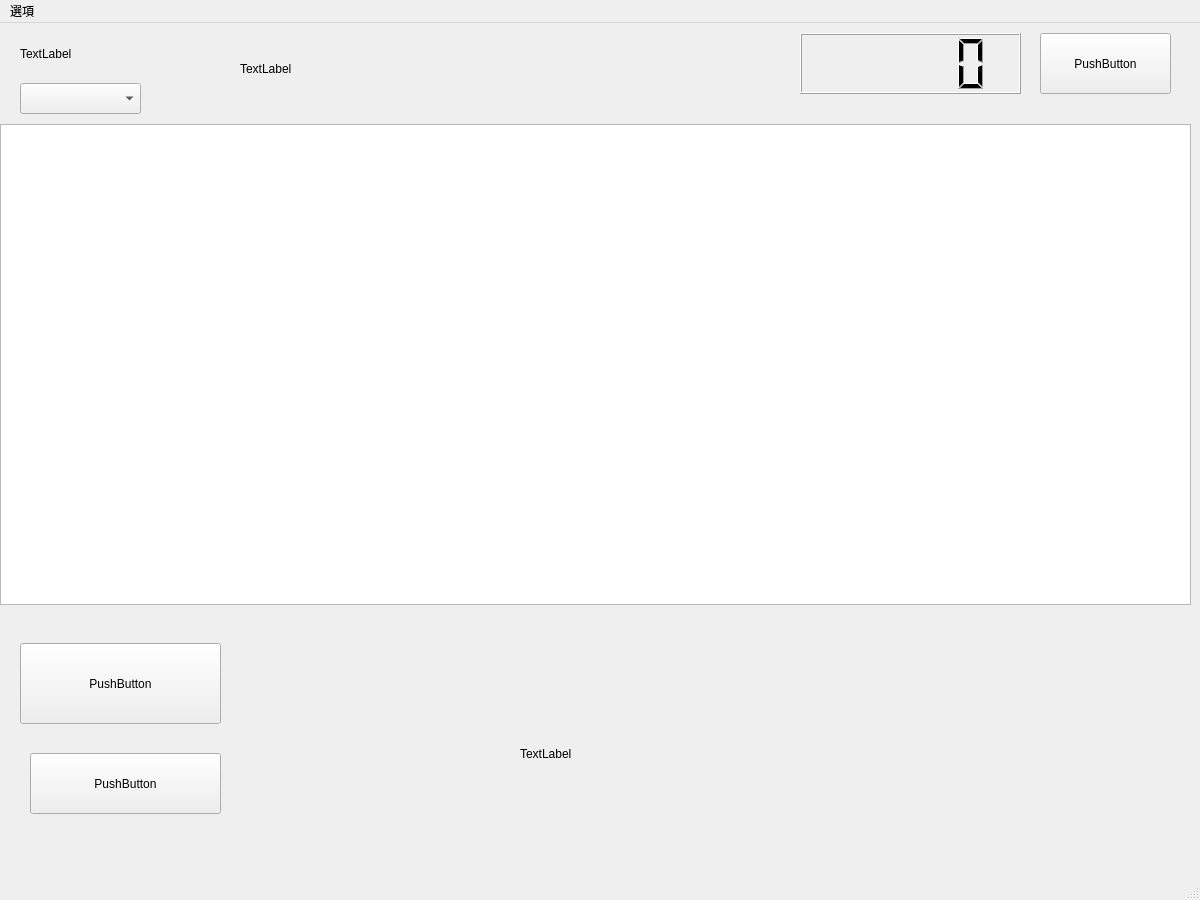
jychen0611/SWProject, file WHO.ui: the form before one commit.
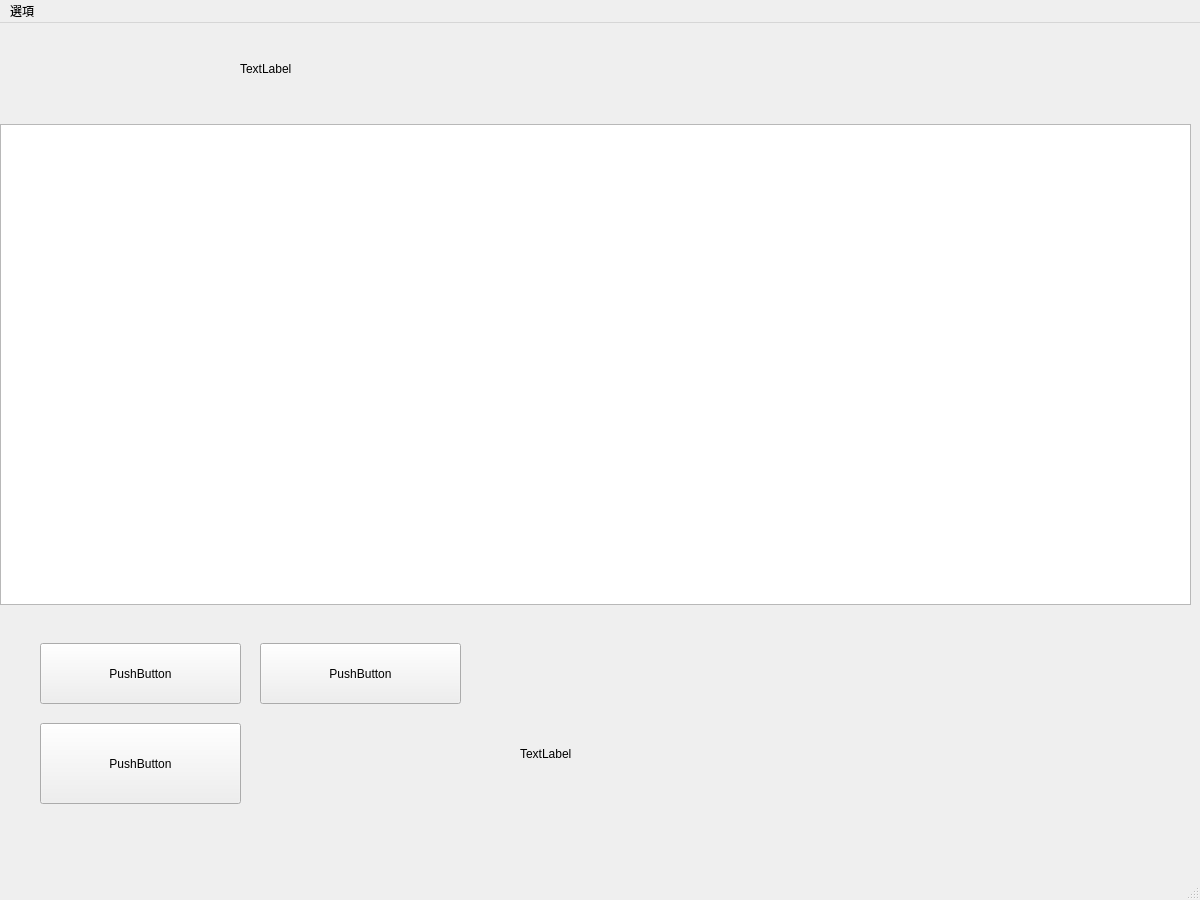
The form after the commit.

The edit to the form file:
```diff
--- a/WHO.ui
+++ b/WHO.ui
@@ -17,9 +17,9 @@
    <widget class="QPushButton" name="pushButton">
     <property name="geometry">
      <rect>
-      <x>1040</x>
-      <y>10</y>
-      <width>131</width>
+      <x>260</x>
+      <y>620</y>
+      <width>201</width>
       <height>61</height>
      </rect>
     </property>
@@ -43,39 +43,6 @@
      <string>TextLabel</string>
     </property>
    </widget>
-   <widget class="QComboBox" name="comboBox">
-    <property name="geometry">
-     <rect>
-      <x>20</x>
-      <y>60</y>
-      <width>121</width>
-      <height>31</height>
-     </rect>
-    </property>
-   </widget>
-   <widget class="QLabel" name="label_2">
-    <property name="geometry">
-     <rect>
-      <x>20</x>
-      <y>20</y>
-      <width>201</width>
-      <height>21</height>
-     </rect>
-    </property>
-    <property name="text">
-     <string>TextLabel</string>
-    </property>
-   </widget>
-   <widget class="QLCDNumber" name="lcdNumber">
-    <property name="geometry">
-     <rect>
-      <x>800</x>
-      <y>10</y>
-      <width>221</width>
-      <height>61</height>
-     </rect>
-    </property>
-   </widget>
    <widget class="QLabel" name="label_3">
     <property name="geometry">
      <rect>
@@ -92,8 +59,8 @@
    <widget class="QPushButton" name="pushButton_2">
     <property name="geometry">
      <rect>
-      <x>20</x>
-      <y>620</y>
+      <x>40</x>
+      <y>700</y>
       <width>201</width>
       <height>81</height>
      </rect>
@@ -115,9 +82,9 @@
    <widget class="QPushButton" name="pushButton_3">
     <property name="geometry">
      <rect>
-      <x>30</x>
-      <y>730</y>
-      <width>191</width>
+      <x>40</x>
+      <y>620</y>
+      <width>201</width>
       <height>61</height>
      </rect>
     </property>
```
